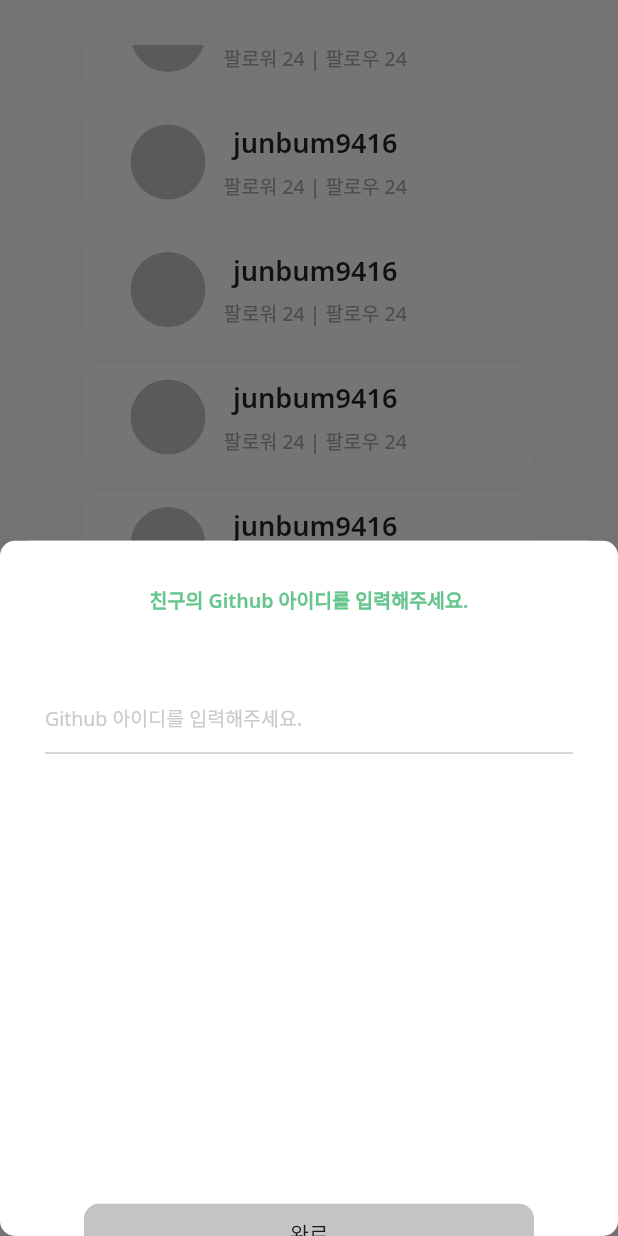
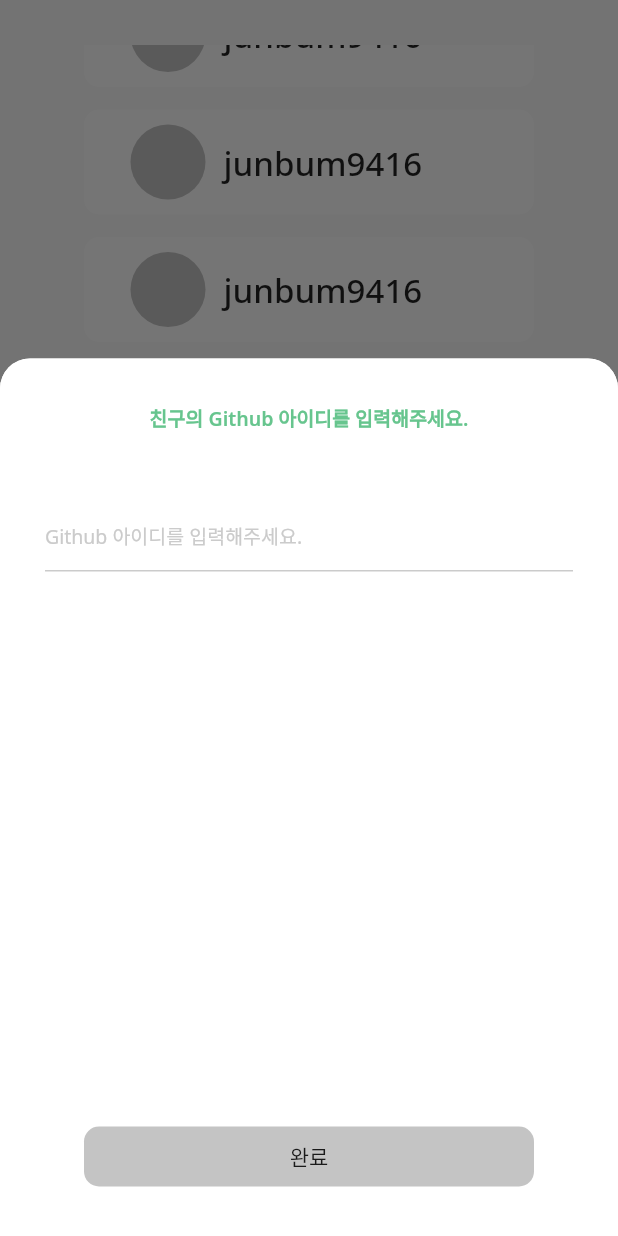
Before and after one commit to Palette-GitChart/GitChart-Android-Flutter, a Flutter app: the screen it shows after launch, item 2 of the bottom bar chosen, scrolled down 161 dp, after a tap on "Add Friends", on a phone screen of 412 x 824 dp. Run offline on Flutter 3.47's test engine with Material 2 defaults, Android fonts, the phone set to English and light mode, and no system bars.

Commit message:
Git_Chart Project

```diff
--- a/lib/Friends_page.dart
+++ b/lib/Friends_page.dart
@@ -56,16 +56,19 @@ class _FriendPageState extends State<FriendPage> {
         onPressed: () {
           showModalBottomSheet(
             context: context,
+            isScrollControlled: true,
             shape: RoundedRectangleBorder(
               borderRadius: BorderRadius.circular(20.0),
             ),
             builder: (BuildContext context) {
               return Container(
-                height: 530, // 모달 높이 크기
+                height: 585, // 모달 높이 크기
                 decoration: BoxDecoration(
-                  color: Colors.white, // 모달 배경색
-                  borderRadius: BorderRadius.circular(10.0),
-                ),
+                    color: Colors.white, // 모달 배경색
+                    borderRadius: BorderRadius.only(
+                      topLeft: Radius.circular(20.0),
+                      topRight: Radius.circular(20.0),
+                    )),
                 child: Column(
                   children: <Widget>[
                     SizedBox(height: 30),
@@ -82,9 +85,7 @@ class _FriendPageState extends State<FriendPage> {
                       padding: const EdgeInsets.only(left: 30, right: 30),
                       child: TextFormField(
                         cursorColor: Colors.black,
-                        validator: (text) {
-
-                        },
+                        validator: (text) {},
                         style: TextStyle(
                             fontFamily: 'NotoSans',
                             fontSize: 13,
@@ -103,9 +104,12 @@ class _FriendPageState extends State<FriendPage> {
                         ),
                       ),
                     ),
-                    SizedBox(height: 300),
+                    SizedBox(height: 370),
                     Padding(
-                      padding: const EdgeInsets.only(left: 30, right: 30),
+                      padding: EdgeInsets.only(
+                          left: 30,
+                          right: 30,
+                          bottom: MediaQuery.of(context).viewInsets.bottom),
                       child: Container(
                           width: 300,
                           height: 40,
@@ -161,24 +165,11 @@ class _FriendPageState extends State<FriendPage> {
             SizedBox(width: 12),
             Row(
               children: [
-                Column(
-                  mainAxisAlignment: MainAxisAlignment.center,
-                  children: [
-                    Text('junbum9416',
-                        style: TextStyle(
-                            fontFamily: 'NotoSans',
-                            fontSize: 18,
-                            fontWeight: FontWeight.w600)),
-                    SizedBox(height: 6),
-                    Text('팔로워 24 | 팔로우 24',
-                        style: TextStyle(
-                          fontFamily: 'NotoSans',
-                          fontSize: 13,
-                          fontWeight: FontWeight.w400,
-                          color: Color(0xffA7A7A7),
-                        )),
-                  ],
-                ),
+                Text('junbum9416',
+                    style: TextStyle(
+                        fontFamily: 'NotoSans',
+                        fontSize: 22,
+                        fontWeight: FontWeight.w500)),
               ],
             ),
           ],
```
